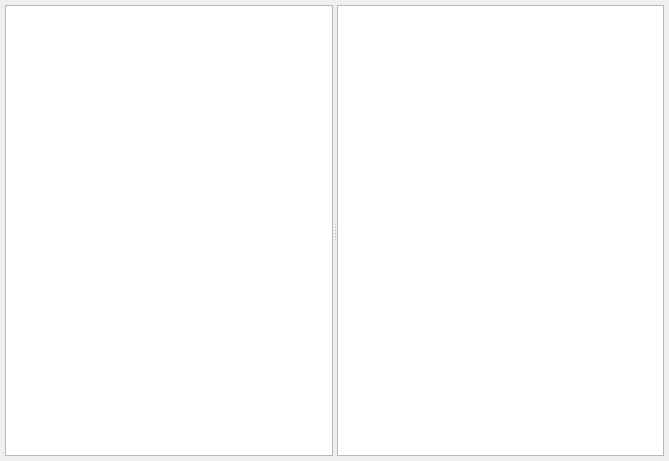
irsural/clb_autocalibration, file ui/correction_tables_dialog.ui: the form before one commit.
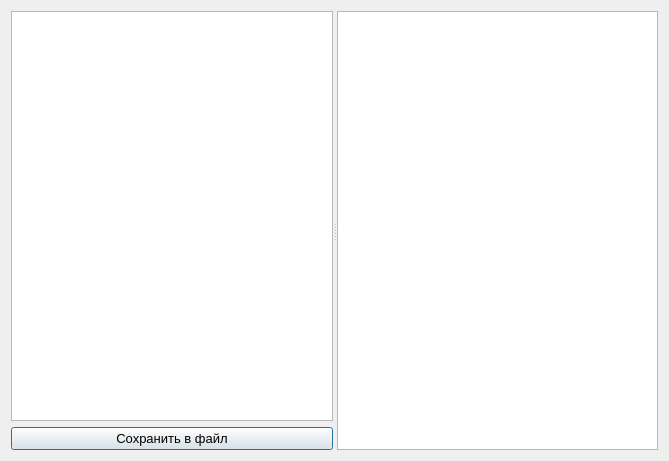
The form after the commit. Icons and pictures are not drawn.

Commit message: Сделал возможность сохранения таблиц коррекции в файл

Patch:
```diff
--- a/ui/correction_tables_dialog.ui
+++ b/ui/correction_tables_dialog.ui
@@ -23,26 +23,14 @@
     <normaloff>:/icons/icons/graph_2.png</normaloff>:/icons/icons/graph_2.png</iconset>
   </property>
   <layout class="QGridLayout" name="gridLayout">
-   <property name="leftMargin">
-    <number>5</number>
-   </property>
-   <property name="topMargin">
-    <number>5</number>
-   </property>
-   <property name="rightMargin">
-    <number>5</number>
-   </property>
-   <property name="bottomMargin">
-    <number>5</number>
-   </property>
-   <property name="spacing">
-    <number>5</number>
-   </property>
    <item row="0" column="0">
     <widget class="QSplitter" name="correction_tables_splitter">
      <property name="orientation">
       <enum>Qt::Horizontal</enum>
      </property>
+     <widget class="QWidget" name="">
+      <layout class="QVBoxLayout" name="verticalLayout">
+       <item>
      <widget class="QListWidget" name="table_names_list">
       <property name="font">
        <font>
@@ -55,6 +43,16 @@
       <property name="alternatingRowColors">
        <bool>true</bool>
       </property>
+        </widget>
+       </item>
+       <item>
+        <widget class="QPushButton" name="save_to_file_button">
+         <property name="text">
+          <string>Сохранить в файл</string>
+         </property>
+        </widget>
+       </item>
+      </layout>
      </widget>
      <widget class="QTableView" name="correction_table_view">
       <property name="editTriggers">
```
Lines whose indentation alone changed are shown as unchanged. The commit also changes 7 other files.
